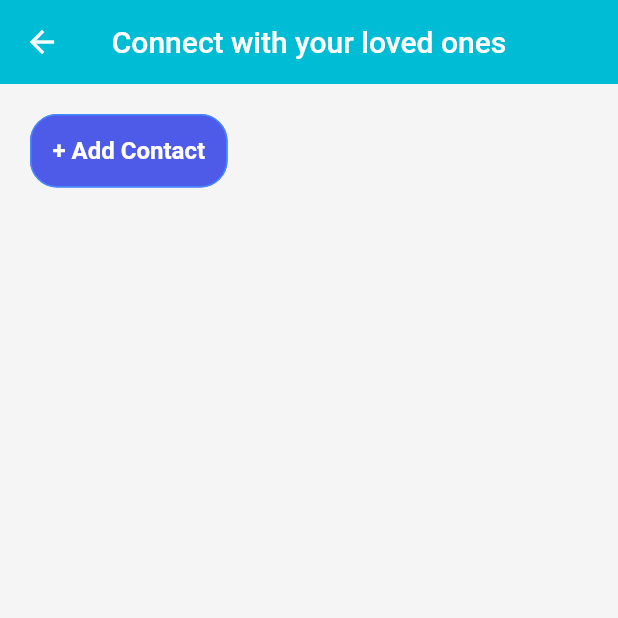
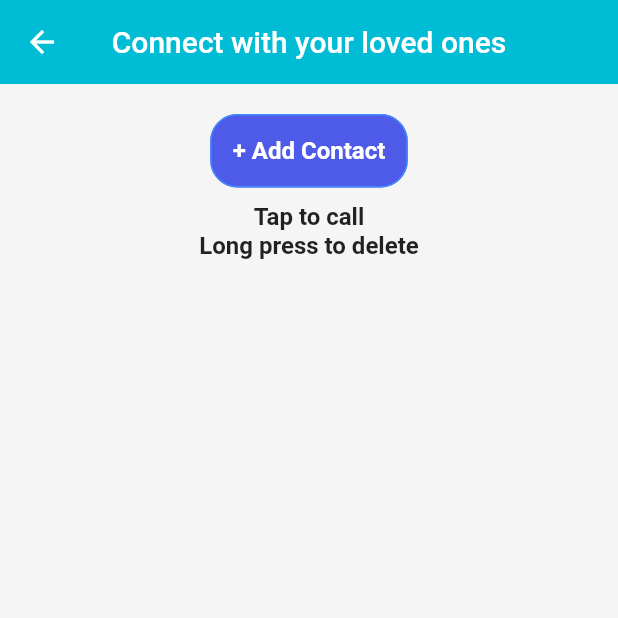
Before and after one commit to Fork-IT/companion, a Flutter app: the HomePage screen opened directly, on a phone screen of 412 x 824 dp, the top half of it. Run offline on Flutter 3.47's test engine with Material 2 defaults, Android fonts, the light colour scheme and no system bars; our stand-ins replace audioplayers, curved_navigation_bar, date_picker_timeline, firebase_auth, firebase_core, flutter_local_notifications and 17 more; missing offline and left inert: chess_vectors_flutter, flutter_google_places, flutter_phone_direct_caller, google_api_headers, google_maps_webservice, home_widget and 1 more; accounts and stored records are empty; statements that could not run were skipped; project files that could hold a hidden picture were left out.

Commit message:
upgraded contact section - msg added

```diff
--- a/lib/db/db_helper.dart
+++ b/lib/db/db_helper.dart
@@ -1,5 +1,4 @@
 import 'package:sqflite/sqflite.dart';
-
 import '../models/task.dart';
 
 class DBHelper {
--- a/lib/ui/home_page.dart
+++ b/lib/ui/home_page.dart
@@ -1,4 +1,5 @@
 import 'package:finaltwo/controllers/task_controller.dart';
+import 'package:finaltwo/db/db_helper.dart';
 import 'package:finaltwo/ui/add_task_bar.dart';
 import 'package:finaltwo/ui/theme.dart';
 import 'package:finaltwo/widgets/buttons.dart';
@@ -39,7 +40,7 @@ class _HomePageState extends State<HomePage> {
             Container(
               margin: const EdgeInsets.only(left: 20, right: 20, top: 20),
               child: Row(
-                mainAxisAlignment: MainAxisAlignment.spaceBetween,
+                mainAxisAlignment: MainAxisAlignment.center,
                 children: [
                   MyButton(label: "+ Add Contact", onTap: ()async{
                     await Get.to(()=>AddTaskPage());
@@ -50,7 +51,18 @@ class _HomePageState extends State<HomePage> {
               ),
             ),
             SizedBox(height: 10,),
-            _showTasks()
+            Container(
+              child: Text(
+                "Tap to call\nLong press to delete",
+                style: TextStyle(
+                  fontWeight: FontWeight.bold,
+                  fontSize: 16,
+                ),
+                textAlign: TextAlign.center,
+              ),
+            ),
+            SizedBox(height: 12,),
+            _showTasks(),
           ],
         )
     );
@@ -58,7 +70,7 @@ class _HomePageState extends State<HomePage> {
 
   _showTasks() {
       return Expanded(
-      child: Obx((){
+        child: Obx(() {
           return ListView.builder(
               itemCount: _taskController.taskList.length,
 
@@ -75,7 +87,8 @@ class _HomePageState extends State<HomePage> {
                                 _showBottomSheet(context, task);
                               },
                               onTap: () {
-                              FlutterPhoneDirectCaller.callNumber(task.number.toString());
+                                FlutterPhoneDirectCaller.callNumber(
+                                    task.number.toString());
                               },
                               child: TaskTile(task),
                             )
```
Lines whose indentation alone changed are shown as unchanged.
